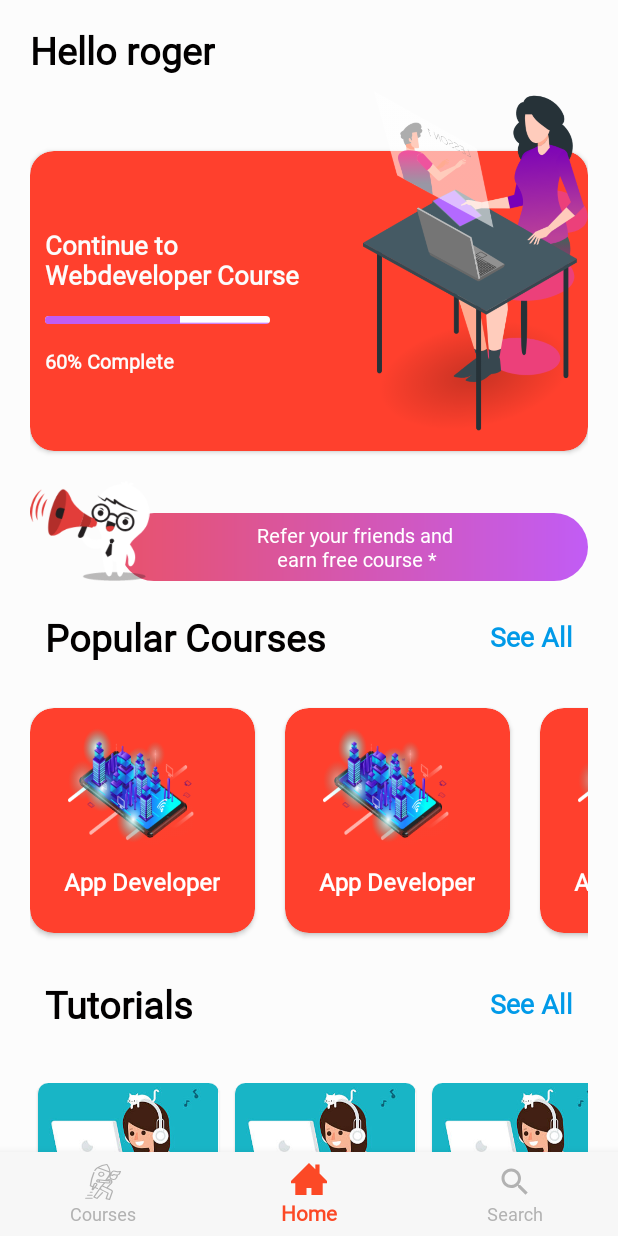
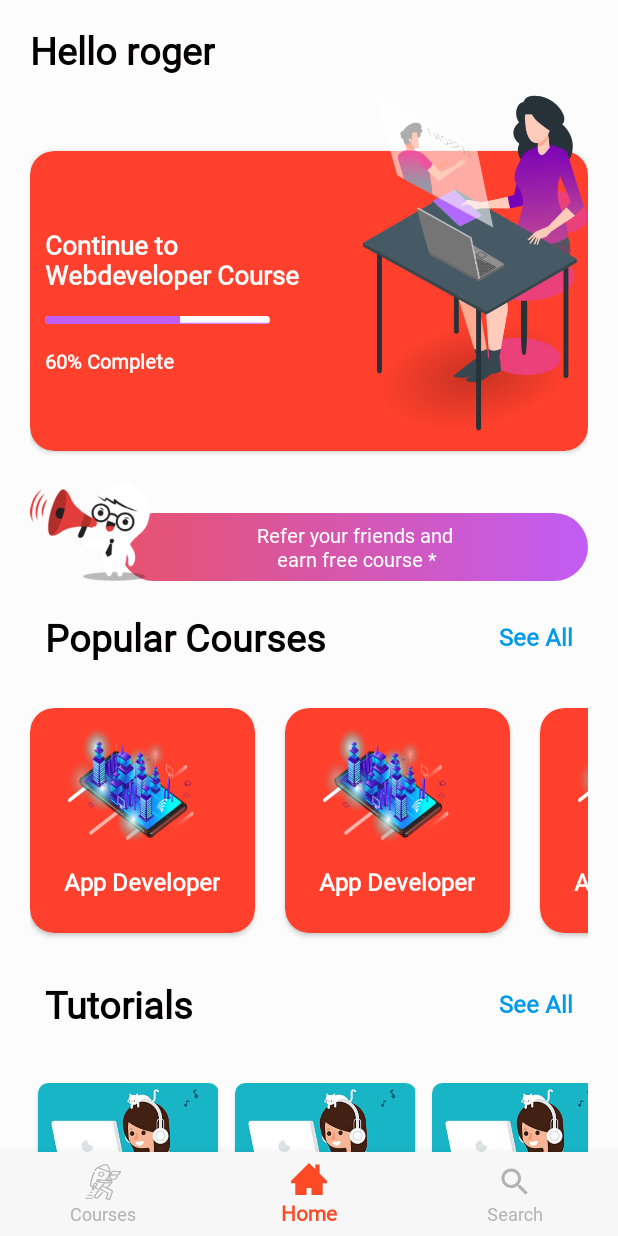
Before and after one commit to rogergcc/AndroidEducationApp, an Android app: the screen it shows after launch (MainActivity), in the side drawer, after a tap on "Toggle Theme", on a phone screen of 412 x 824 dp. Run offline under Robolectric (Android 15) with nearby library versions, the phone set to English and light mode, and no system bars; our stand-ins replace Timber, navigation-ui.

Commit message:
#Partial Implementation clean order some warnings missing

```diff
--- a/app/src/main/res/layout/content_main.xml
+++ b/app/src/main/res/layout/content_main.xml
@@ -139,7 +139,7 @@
                 <TextView
                     android:layout_alignParentRight="true"
                     style="@style/viewParent"
-                    android:text="See All"
+                    android:text="@string/text_see_more"
                     android:layout_centerVertical="true"
                     android:textSize="@dimen/headerMoreTextSize"
                     android:textColor="@color/primaryTextColor"
@@ -182,7 +182,7 @@
                 <TextView
                     android:layout_alignParentRight="true"
                     style="@style/viewParent"
-                    android:text="See All"
+                    android:text="@string/text_see_more"
                     android:layout_centerVertical="true"
                     android:textSize="@dimen/headerMoreTextSize"
                     android:textColor="@color/primaryTextColor"
--- a/app/src/main/res/values/dimens.xml
+++ b/app/src/main/res/values/dimens.xml
@@ -9,7 +9,7 @@
 
 
     <dimen name="headerTextSize">25sp</dimen>
-    <dimen name="headerMoreTextSize">18sp</dimen>
+    <dimen name="headerMoreTextSize">16sp</dimen>
     <dimen name="card_margin">5dp</dimen>
     <dimen name="frutorial_title">15sp</dimen>
     <dimen name="card_maincourse_elevation">2dp</dimen>
```
